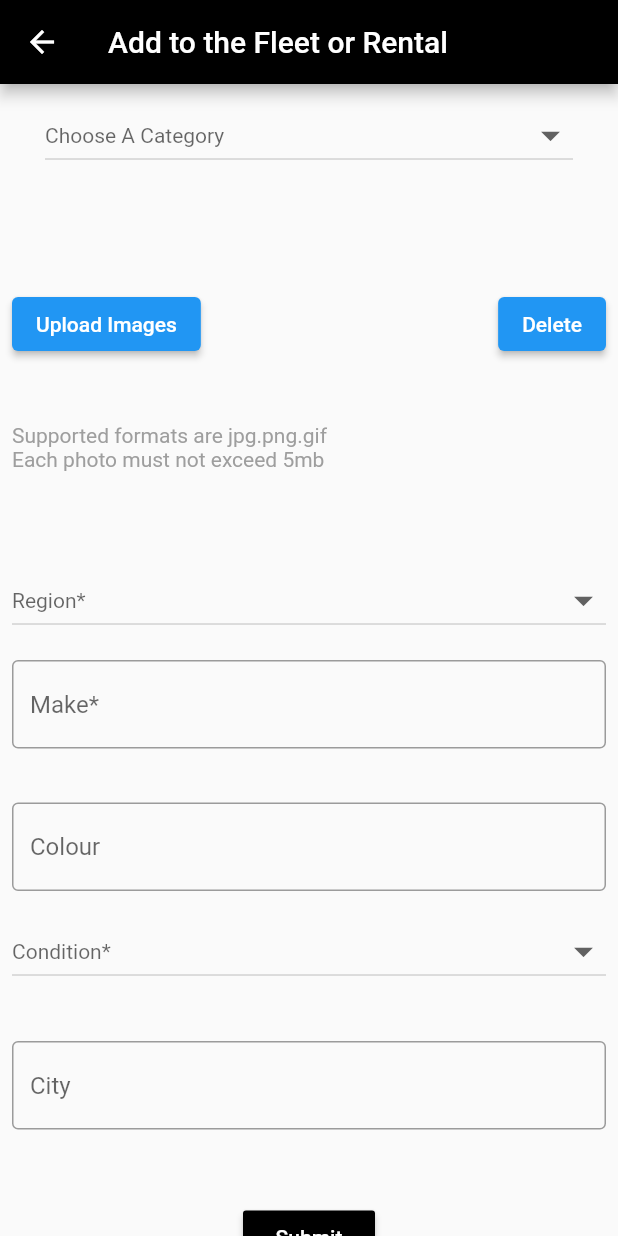
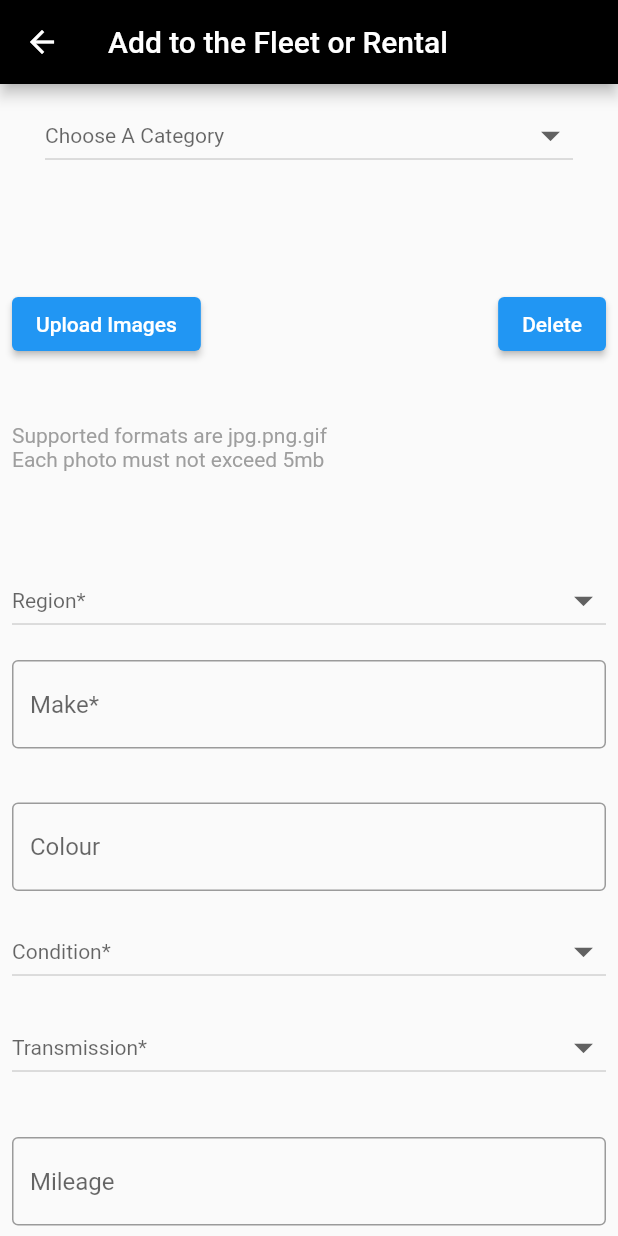
Before and after one commit to cr34t1ve/the_dealership, a Flutter app: the addvehicle screen opened by its route, on a phone screen of 412 x 824 dp. Run offline on Flutter 3.47's test engine with Material 2 defaults, Android fonts, the phone set to English and light mode, and no system bars; our stand-ins replace carousel_slider, cloud_firestore, firebase_auth, firebase_core, firebase_database, fluttertoast and 5 more; accounts and stored records are empty.

Commit message:
Description

```diff
--- a/lib/Pages/addvehicle.dart
+++ b/lib/Pages/addvehicle.dart
@@ -16,7 +16,7 @@ class _addvehicleState extends State<addvehicle> {
   String? _VehicledropDownValue;
   String? _RegiondropDownValue;
   String? _ConditiondropDownValue;
-
+  String? _TransmissiondropDownValue;
   final ImagePicker imagePicker = ImagePicker();
   List<XFile>? imageFileList = [];
 
@@ -25,9 +25,13 @@ class _addvehicleState extends State<addvehicle> {
 
   String error = '';
   bool loading = false;
-  String name = '';
-  String nickname = '';
-  String city = '';
+  String make = '';
+  String Color = '';
+  String Milleage = '';
+  String VIN = '';
+  String Description = '';
+  String Price = '';
+  String Name = '';
 
   void selectImages() async {
     final List<XFile>? selectedImages = await imagePicker.pickMultiImage();
@@ -189,7 +193,7 @@ class _addvehicleState extends State<addvehicle> {
                       border: OutlineInputBorder()),
                   validator: (val) => val!.isEmpty ? 'Enter your name' : null,
                   onChanged: (val) {
-                    setState(() => name = val);
+                    setState(() => make = val);
                   },
                 ),
               ),
@@ -200,11 +204,12 @@ class _addvehicleState extends State<addvehicle> {
                   decoration: InputDecoration(hintText: 'Colour',
                       border: OutlineInputBorder()),
                   onChanged: (val) {
-                    setState(() => nickname = val);
+                    setState(() => Color = val);
                   },
                 ),
               ),
 
+                //condition
               Padding(
                 padding: const EdgeInsets.all(8.0),
                 child: DropdownButton(
@@ -240,21 +245,107 @@ class _addvehicleState extends State<addvehicle> {
                   },
                 ),
               ),
+
+              //transmission
+              Padding(
+                padding: const EdgeInsets.all(8.0),
+                child: DropdownButton(
+                  hint: _TransmissiondropDownValue == null
+                      ? Text('Transmission*')
+                      : Text(
+                    _TransmissiondropDownValue!,
+                    style: TextStyle(color: Colors.blue),
+                  ),
+                  isExpanded: true,
+                  iconSize: 30.0,
+                  style: TextStyle(color: Colors.blue),
+                  items: [
+                    'AMT',
+                    'Automatic',
+                    'CVT',
+                    'Manual'
+
+
+
+                  ].map(
+                        (Transmissionval) {
+                      return DropdownMenuItem<String>(
+                        value: Transmissionval,
+                        child: Text(Transmissionval),
+                      );
+                    },
+                  ).toList(),
+                  onChanged: (Transmissionval) {
+                    setState(
+                          () {
+                        _TransmissiondropDownValue = Transmissionval.toString();
+                      },
+                    );
+                  },
+                ),
+              ),
+
+
               SizedBox(height: 20.0),
               Padding(
                 padding: const EdgeInsets.all(8.0),
                 child: TextFormField(
-                  decoration: InputDecoration(hintText: 'City',
+                  decoration: InputDecoration(hintText: 'Mileage',
                       border: OutlineInputBorder()),
-                  validator: (val) => val!.isEmpty ? 'Enter your city' : null,
+                  validator: (val) => val!.isEmpty ? 'Enter your Mileage' : null,
                   onChanged: (val) {
-                    setState(() => city = val);
+                    setState(() => Milleage = val);
                   },
                 ),
               ),
               SizedBox(height: 20.0),
-
+              Padding(
+                padding: const EdgeInsets.all(8.0),
+                child: TextFormField(
+                  decoration: InputDecoration(hintText: 'VIN',
+                      border: OutlineInputBorder()),
+                  validator: (val) => val!.isEmpty ? 'Enter your VIN' : null,
+                  onChanged: (val) {
+                    setState(() => VIN = val);
+                  },
+                ),
+              ),
               SizedBox(height: 20.0),
+              Padding(
+                padding: const EdgeInsets.all(8.0),
+                child: TextFormField(
+                  decoration: InputDecoration(hintText: 'Name',
+                      border: OutlineInputBorder()),
+                  validator: (val) => val!.isEmpty ? 'Enter your Name' : null,
+                  onChanged: (val) {
+                    setState(() => Name = val);
+                  },
+                ),
+              ),
+              SizedBox(height: 20.0),
+              Padding(
+                padding: const EdgeInsets.all(8.0),
+                child: TextFormField(
+                  decoration: InputDecoration(hintText: 'Price',
+                      border: OutlineInputBorder()),
+                  validator: (val) => val!.isEmpty ? 'Enter your Price' : null,
+                  onChanged: (val) {
+                    setState(() => Price = val);
+                  },
+                ),
+              ),
+              SizedBox(height: 20.0),
+              Padding(
+                padding: const EdgeInsets.all(8.0),
+                child: TextFormField(
+                  decoration: InputDecoration(hintText: 'Description',
+                      border: OutlineInputBorder()),
+                  validator: (val) => val!.isEmpty ? 'Enter your Description' : null,
+                  onChanged: (val) {
+                    setState(() => Description = val);
+                  },
+                ),
+              ),
               RaisedButton(
                   color: Colors.black,
                   child: Text(
```
